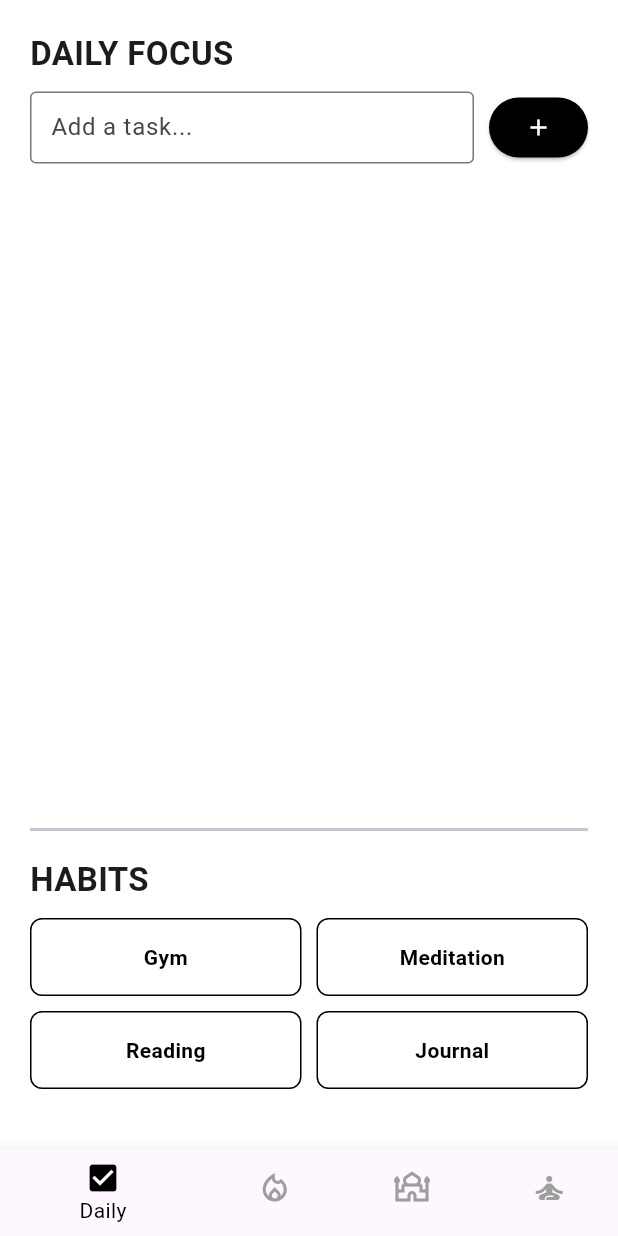
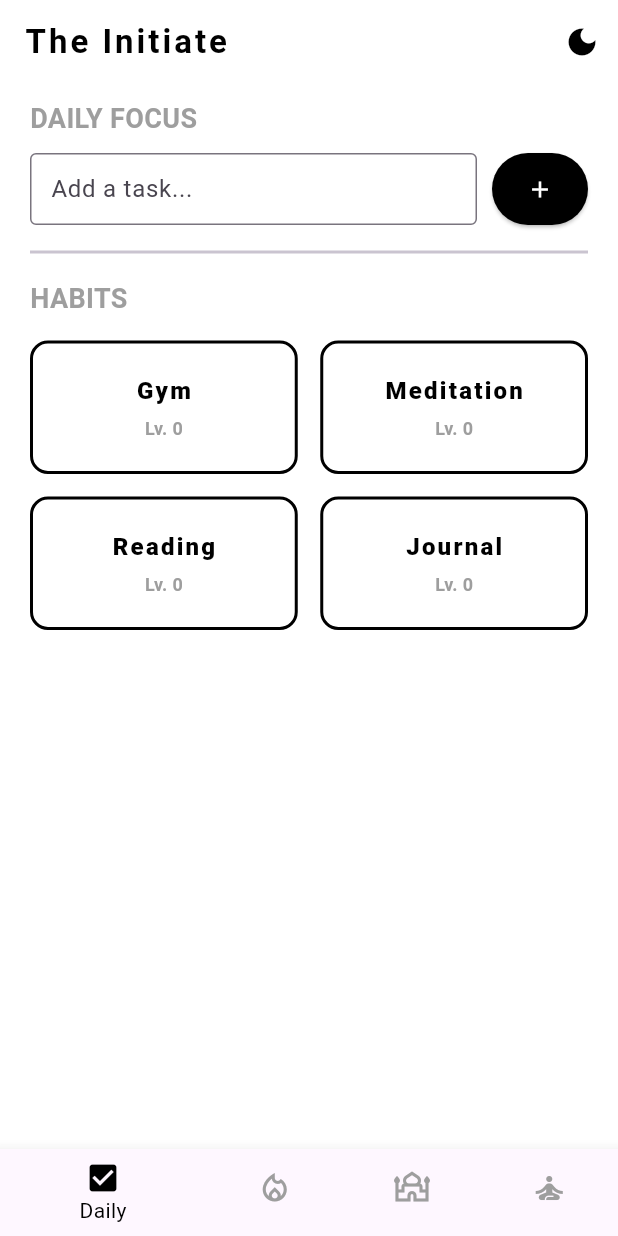
Before and after one commit to mertpalaoglu1/MindKernel-App, a Flutter app: the screen it shows after launch, on a phone screen of 412 x 824 dp. Run offline on Flutter 3.47's test engine with Material 3 defaults, Android fonts, the phone set to English and light mode, and no system bars; our stand-ins replace audioplayers, firebase_core, shared_preferences; accounts and stored records are empty.

Commit message:
fix: dark mode errors fixed

```diff
--- a/lib/screens/home_screen.dart
+++ b/lib/screens/home_screen.dart
@@ -1,5 +1,7 @@
 import 'package:flutter/material.dart';
+import 'package:flutter/services.dart';
 import 'package:shared_preferences/shared_preferences.dart';
+import '../core/theme.dart';
 
 class HomeScreen extends StatefulWidget {
   const HomeScreen({super.key});
@@ -9,55 +11,78 @@ class HomeScreen extends StatefulWidget {
 }
 
 class _HomeScreenState extends State<HomeScreen> {
-  // To-Do listesi için değişkenler
   List<String> _todos = [];
   List<bool> _todoStates = [];
   final TextEditingController _todoController = TextEditingController();
 
-  // Alışkanlıklar için değişkenler
-  final Map<String, bool> _habits = {
-    'Gym': false,
-    'Meditation': false,
-    'Reading': false,
-    'Journal': false,
-  };
+  // Eylem isimleri butonlarda kalacak
+  final List<String> _habits = ['Gym', 'Meditation', 'Reading', 'Journal'];
+
+  Map<String, bool> _dailyStatus = {};
+  Map<String, int> _totalXP = {};
+  String _lastSavedDate = "";
 
   @override
   void initState() {
     super.initState();
-    _loadData(); // Uygulama açıldığında verileri yükle
+    for (var h in _habits) {
+      _dailyStatus[h] = false;
+      _totalXP[h] = 0;
+    }
+    _loadData();
   }
 
-  // SharedPreferences'tan verileri okuma
   Future<void> _loadData() async {
     final prefs = await SharedPreferences.getInstance();
+    DateTime logicalNow = DateTime.now().subtract(const Duration(hours: 4));
+    final String today = logicalNow.toIso8601String().substring(0, 10);
+
     setState(() {
       _todos = prefs.getStringList('todos') ?? [];
-      _todoStates = (prefs.getStringList('todoStates') ?? [])
-          .map((e) => e == 'true')
-          .toList();
+      _todoStates = (prefs.getStringList('todoStates') ?? []).map((e) => e == 'true').toList();
+      _lastSavedDate = prefs.getString('lastHabitDate') ?? today;
 
-      for (var key in _habits.keys) {
-        _habits[key] = prefs.getBool('habit_$key') ?? false;
+      bool isNewDay = _lastSavedDate != today;
+
+      for (var h in _habits) {
+        _totalXP[h] = prefs.getInt('xp_$h') ?? 0;
+        if (isNewDay) {
+          _dailyStatus[h] = false;
+        } else {
+          _dailyStatus[h] = prefs.getBool('daily_$h') ?? false;
+        }
+      }
+
+      if (isNewDay) {
+        prefs.setString('lastHabitDate', today);
       }
     });
   }
 
-  // To-Do verilerini kaydetme
   Future<void> _saveTodos() async {
     final prefs = await SharedPreferences.getInstance();
     await prefs.setStringList('todos', _todos);
-    await prefs.setStringList(
-        'todoStates', _todoStates.map((e) => e.toString()).toList());
+    await prefs.setStringList('todoStates', _todoStates.map((e) => e.toString()).toList());
   }
 
-  // Alışkanlık verisini kaydetme
-  Future<void> _saveHabit(String key, bool value) async {
+  Future<void> _toggleHabit(String id) async {
+    HapticFeedback.lightImpact();
     final prefs = await SharedPreferences.getInstance();
-    await prefs.setBool('habit_$key', value);
+    bool newStatus = !_dailyStatus[id]!;
+
+    setState(() {
+      _dailyStatus[id] = newStatus;
+      if (newStatus) {
+        _totalXP[id] = _totalXP[id]! + 1;
+      } else {
+        _totalXP[id] = _totalXP[id]! - 1;
+      }
+    });
+
+    await prefs.setBool('daily_$id', newStatus);
+    await prefs.setInt('xp_$id', _totalXP[id]!);
   }
 
-  // Yeni görev ekleme (Maksimum 5)
   void _addTodo() {
     if (_todoController.text.isNotEmpty && _todos.length < 5) {
       setState(() {
@@ -69,8 +94,8 @@ class _HomeScreenState extends State<HomeScreen> {
     }
   }
 
-  // Görev silme
   void _deleteTodo(int index) {
+    HapticFeedback.lightImpact();
     setState(() {
       _todos.removeAt(index);
       _todoStates.removeAt(index);
@@ -78,31 +103,98 @@ class _HomeScreenState extends State<HomeScreen> {
     _saveTodos();
   }
 
+  // XP'ye göre Unvan Belirleme
+  String get _currentTitle {
+    String bestHabit = _habits[0];
+    int maxXP = 0;
+
+    for (var h in _habits) {
+      if (_totalXP[h]! > maxXP) {
+        maxXP = _totalXP[h]!;
+        bestHabit = h;
+      }
+    }
+
+    if (maxXP == 0) return "The Initiate";
+
+    switch (bestHabit) {
+      case 'Gym': return "The Juggernaut";
+      case 'Meditation': return "The Zen Master";
+      case 'Reading': return "The Sage";
+      case 'Journal': return "The Observer";
+      default: return "The Initiate";
+    }
+  }
+
+  // Kazanma Durumu (Sadece 4 alışkanlık true ise)
+  bool get _isDayWon {
+    return _dailyStatus.values.every((state) => state == true);
+  }
+
   @override
   Widget build(BuildContext context) {
-    return SafeArea(
-      child: Padding(
-        padding: const EdgeInsets.all(20.0),
+    bool isDark = Theme.of(context).brightness == Brightness.dark;
+    Color textColor = isDark ? Colors.white : Colors.black;
+    Color boxColor = isDark ? Colors.grey[900]! : Colors.white;
+
+    return Scaffold(
+      appBar: AppBar(
+        title: Text(_currentTitle, style: const TextStyle(fontWeight: FontWeight.bold, letterSpacing: 2)),
+        actions: [
+          IconButton(
+            icon: Icon(isDark ? Icons.light_mode : Icons.dark_mode),
+            onPressed: () {
+              HapticFeedback.heavyImpact();
+              AppTheme.themeNotifier.value = isDark ? ThemeMode.light : ThemeMode.dark;
+            },
+          )
+        ],
+      ),
+      // TAŞMA HATASINI ÇÖZEN SCROLL YAPISI:
+      body: SafeArea(
+        child: SingleChildScrollView(
+          padding: const EdgeInsets.symmetric(horizontal: 20.0, vertical: 10.0),
           child: Column(
             crossAxisAlignment: CrossAxisAlignment.start,
             children: [
-            // --- TO-DO BÖLÜMÜ ---
-            const Text(
-              'DAILY FOCUS',
-              style: TextStyle(fontSize: 22, fontWeight: FontWeight.bold),
+              if (_isDayWon) ...[
+                Container(
+                  width: double.infinity,
+                  padding: const EdgeInsets.all(16),
+                  margin: const EdgeInsets.only(bottom: 20),
+                  decoration: BoxDecoration(
+                    color: isDark ? Colors.white : Colors.black,
+                    borderRadius: BorderRadius.circular(12),
                   ),
+                  child: Column(
+                    children: [
+                      Text(
+                        "YOU WON TODAY.",
+                        style: TextStyle(color: isDark ? Colors.black : Colors.white, fontSize: 20, fontWeight: FontWeight.w900, letterSpacing: 3),
+                      ),
+                      const SizedBox(height: 5),
+                      Text(
+                        "Now put the phone down.",
+                        style: TextStyle(color: isDark ? Colors.grey[800] : Colors.grey[300], fontSize: 14),
+                      ),
+                    ],
+                  ),
+                ),
+              ],
+
+              const Text('DAILY FOCUS', style: TextStyle(fontSize: 18, fontWeight: FontWeight.bold, color: Colors.grey)),
               const SizedBox(height: 10),
 
-            // Görev Ekleme Alanı
               Row(
                 children: [
                   Expanded(
                     child: TextField(
                       controller: _todoController,
-                    decoration: const InputDecoration(
+                      decoration: InputDecoration(
                         hintText: 'Add a task...',
-                      border: OutlineInputBorder(),
-                      contentPadding: EdgeInsets.symmetric(horizontal: 10),
+                        border: const OutlineInputBorder(),
+                        contentPadding: const EdgeInsets.symmetric(horizontal: 10),
+                        hintStyle: TextStyle(color: isDark ? Colors.grey : null),
                       ),
                       onSubmitted: (_) => _addTodo(),
                     ),
@@ -111,8 +203,9 @@ class _HomeScreenState extends State<HomeScreen> {
                   ElevatedButton(
                     onPressed: _todos.length < 5 ? _addTodo : null,
                     style: ElevatedButton.styleFrom(
-                    backgroundColor: Colors.black,
-                    foregroundColor: Colors.white,
+                      backgroundColor: textColor,
+                      foregroundColor: boxColor,
+                      padding: const EdgeInsets.all(15),
                     ),
                     child: const Icon(Icons.add),
                   )
@@ -120,29 +213,29 @@ class _HomeScreenState extends State<HomeScreen> {
               ),
               const SizedBox(height: 10),
 
-            // Görev Listesi
-            Expanded(
-              child: ListView.builder(
+              // LİSTE TAŞMASINI ÖNLEYEN YAPI:
+              ListView.builder(
+                shrinkWrap: true, // Listeyi içeriği kadar daralt
+                physics: const NeverScrollableScrollPhysics(), // İç içe scroll çatışmasını engelle
                 itemCount: _todos.length,
                 itemBuilder: (context, index) {
                   return ListTile(
                     contentPadding: EdgeInsets.zero,
                     leading: Checkbox(
                       value: _todoStates[index],
-                      activeColor: Colors.black,
+                      activeColor: textColor,
+                      checkColor: boxColor,
                       onChanged: (bool? value) {
-                        setState(() {
-                          _todoStates[index] = value!;
-                        });
+                        HapticFeedback.selectionClick();
+                        setState(() { _todoStates[index] = value!; });
                         _saveTodos();
                       },
                     ),
                     title: Text(
                       _todos[index],
                       style: TextStyle(
-                        decoration: _todoStates[index]
-                            ? TextDecoration.lineThrough
-                            : null,
+                        decoration: _todoStates[index] ? TextDecoration.lineThrough : null,
+                        color: _todoStates[index] ? Colors.grey : textColor,
                       ),
                     ),
                     trailing: IconButton(
@@ -152,58 +245,63 @@ class _HomeScreenState extends State<HomeScreen> {
                   );
                 },
               ),
-            ),
 
-            // --- HABITS (ALIŞKANLIKLAR) BÖLÜMÜ ---
               const Divider(thickness: 2),
               const SizedBox(height: 10),
-            const Text(
-              'HABITS',
-              style: TextStyle(fontSize: 22, fontWeight: FontWeight.bold),
-            ),
-            const SizedBox(height: 10),
+              const Text('HABITS', style: TextStyle(fontSize: 18, fontWeight: FontWeight.bold, color: Colors.grey)),
+              const SizedBox(height: 15),
 
-            // 4'lü Alışkanlık Grid'i
-// 4'lü Alışkanlık Grid'i
               Wrap(
-              spacing: 10,
-              runSpacing: 10,
-              children: _habits.keys.map((String key) {
-                bool isDone = _habits[key]!;
+                spacing: 15,
+                runSpacing: 15,
+                children: _habits.map((String h) {
+                  bool isDone = _dailyStatus[h]!;
+                  int currentLevel = _totalXP[h]!;
 
                   return InkWell(
-                  onTap: () {
-                    setState(() {
-                      _habits[key] = !isDone;
-                    });
-                    _saveHabit(key, !isDone);
-                  },
-                  child: Container(
-                    width: (MediaQuery.of(context).size.width - 50) / 2,
-                    padding: const EdgeInsets.symmetric(vertical: 15),
+                    onTap: () => _toggleHabit(h),
+                    borderRadius: BorderRadius.circular(12),
+                    child: AnimatedContainer(
+                      duration: const Duration(milliseconds: 300),
+                      width: (MediaQuery.of(context).size.width - 55) / 2,
+                      padding: const EdgeInsets.symmetric(vertical: 20),
                       decoration: BoxDecoration(
-                      color: isDone ? Colors.black : Colors.white,
-                      border: Border.all(color: Colors.black),
-                      borderRadius: BorderRadius.circular(8),
+                        color: isDone ? textColor : boxColor,
+                        border: Border.all(color: textColor, width: 2),
+                        borderRadius: BorderRadius.circular(12),
                       ),
-                    child: Center(
-                      child: Text(
-                        key,
+                      child: Column(
+                        mainAxisAlignment: MainAxisAlignment.center,
+                        children: [
+                          Text(
+                            h, // Gym, Reading vs.
                             style: TextStyle(
-                          fontWeight: FontWeight.bold,
-                          color: isDone ? Colors.white : Colors.black,
+                              fontSize: 16,
+                              fontWeight: FontWeight.w900,
+                              letterSpacing: 1.5,
+                              color: isDone ? boxColor : textColor,
                             ),
                           ),
+                          const SizedBox(height: 5),
+                          Text(
+                            "Lv. $currentLevel",
+                            style: TextStyle(
+                              fontSize: 12,
+                              fontWeight: FontWeight.bold,
+                              color: isDone ? boxColor.withOpacity(0.7) : Colors.grey,
                             ),
                           ),
-                ); // <--- InkWell burada düzgünce kapanıyor
-
-              }).toList(), // <--- map fonksiyonu kapanıp listeye çevriliyor
+                        ],
+                      ),
+                    ),
+                  );
+                }).toList(),
               ),
               const SizedBox(height: 20),
             ],
           ),
         ),
+      ),
     );
   }
 }
--- a/lib/screens/prayer_screen.dart
+++ b/lib/screens/prayer_screen.dart
@@ -98,6 +98,9 @@ class _PrayerScreenState extends State<PrayerScreen> {
 
   @override
   Widget build(BuildContext context) {
+    bool isDark = Theme.of(context).brightness == Brightness.dark;
+    Color iconColor = isDark ? Colors.white : Colors.black;
+
     return SafeArea(
       child: SingleChildScrollView(
         padding: const EdgeInsets.all(24.0),
@@ -105,7 +108,7 @@ class _PrayerScreenState extends State<PrayerScreen> {
           crossAxisAlignment: CrossAxisAlignment.center,
           children: [
             // Camii Logosu ve Hadis
-            const Icon(Icons.mosque, size: 48, color: Colors.black),
+            Icon(Icons.mosque, size: 48, color: iconColor),
             const SizedBox(height: 10),
             const Text(
               '"Allah ibadetin az da olsa devamlı olanını sever."',
```
Also changed, not shown: lib/screens/streak_screen.dart (+10 -6 lines). Lines whose indentation alone changed are shown as unchanged.
